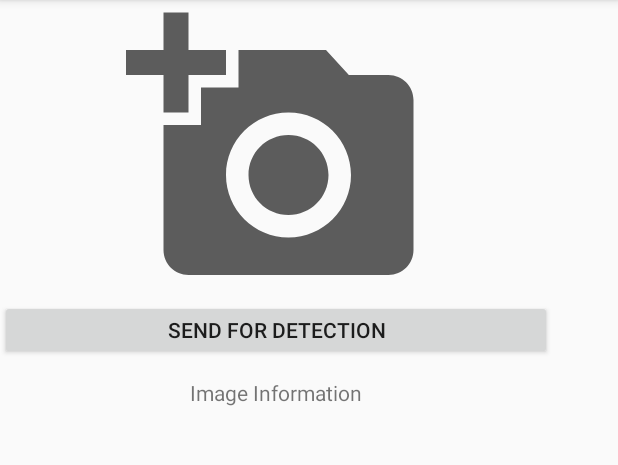
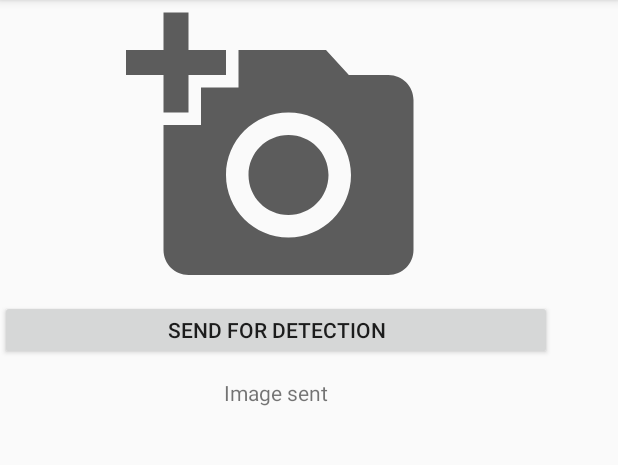
Before and after one commit to mahbubcubd/projectkrishibid, an Android app: the screen it shows after launch (MainActivity), after a tap on "SEND FOR DETECTION", on a phone screen of 412 x 824 dp, the part 84-549 px from its top. Run offline under Robolectric (Android 15) with nearby library versions, the phone set to English and light mode, and no system bars; libraries missing offline, so code that uses them is left out: in.mayanknagwanshi.imagepicker, org.eclipse.paho; 13 statements that could not run were skipped.

Commit message:
Image successfulley saved in server. Script stored in image_processor.py

```diff
--- a/app/src/main/java/MQTTHelper/MqttHelper.java
+++ b/app/src/main/java/MQTTHelper/MqttHelper.java
@@ -18,15 +18,14 @@ import java.util.UUID;
 public class MqttHelper {
     public MqttAndroidClient mqttAndroidClient;
 
-    final String serverUri = "tcp://cattronics.com:1883";
+    final String serverUri = "tcp://infinitethirst.com:1883";
 
     String xh = UUID.randomUUID().toString().replaceAll("-", "").toUpperCase();
     final String clientId = xh;
-    final String subscriptionTopic = "cropnet/+";
-    final String specific_topic = "cropnet/";
-
-    final String username = "cattronics";
-    final String password = "code-for-fun";
+    final String subscriptionTopic = "project/+";
+    final String specific_topic = "krishibid/";
+    final String username = "cropnet";
+    final String password = "cropnet";
 
     public MqttHelper(Context context){
         mqttAndroidClient = new MqttAndroidClient(context, serverUri, clientId);
--- a/app/src/main/java/ml/mahbub/projectkrishibid/MainActivity.java
+++ b/app/src/main/java/ml/mahbub/projectkrishibid/MainActivity.java
@@ -68,7 +68,7 @@ public class MainActivity extends AppCompatActivity {
 
                     Bitmap selectedImage = BitmapFactory.decodeFile(filePath);
                     int bitWidth = selectedImage.getWidth();
-                    int outWidth = 200;
+                    int outWidth = 100;
                     float rate = bitWidth/outWidth;
                     int bitHeight = selectedImage.getHeight()/(int) rate;
                     Bitmap resized = Bitmap.createScaledBitmap(selectedImage,outWidth, bitHeight, true);
@@ -96,14 +96,20 @@ public class MainActivity extends AppCompatActivity {
     }
 
     public void send(View view){
-        String topic = "cropnet/imgdata";
-
+        String topic = "project/krishibid/image";
         byte[] img_byte = processImage.convert(image_bit);
         MqttMessage message = new MqttMessage(img_byte);
+        Log.v("Mqtt", "Payload Ready");
         try {
+            String img_to_string = Base64.encodeToString(img_byte, Base64.DEFAULT);
+            Log.v("Mqtt ImageBase64",img_to_string);
+            Log.v("Mqtt", "Sending Data");
+
             mqttclnt.mqttAndroidClient.publish(topic,message);
+            Log.v("Mqtt", "Sending Finished");
+            imginfo.setText("Image sent");
         } catch (MqttException e) {
-            Log.v("Sending Failure", e.getMessage());
+            Log.v("Mqtt Sending Failure", e.getMessage());
         }
 
     }
```
